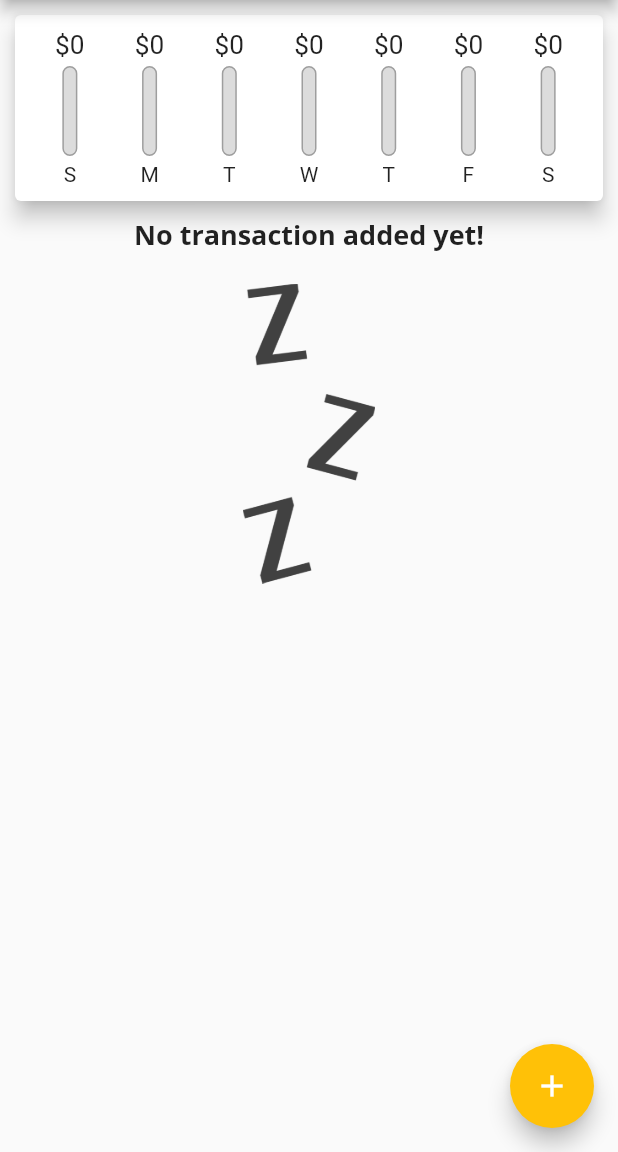
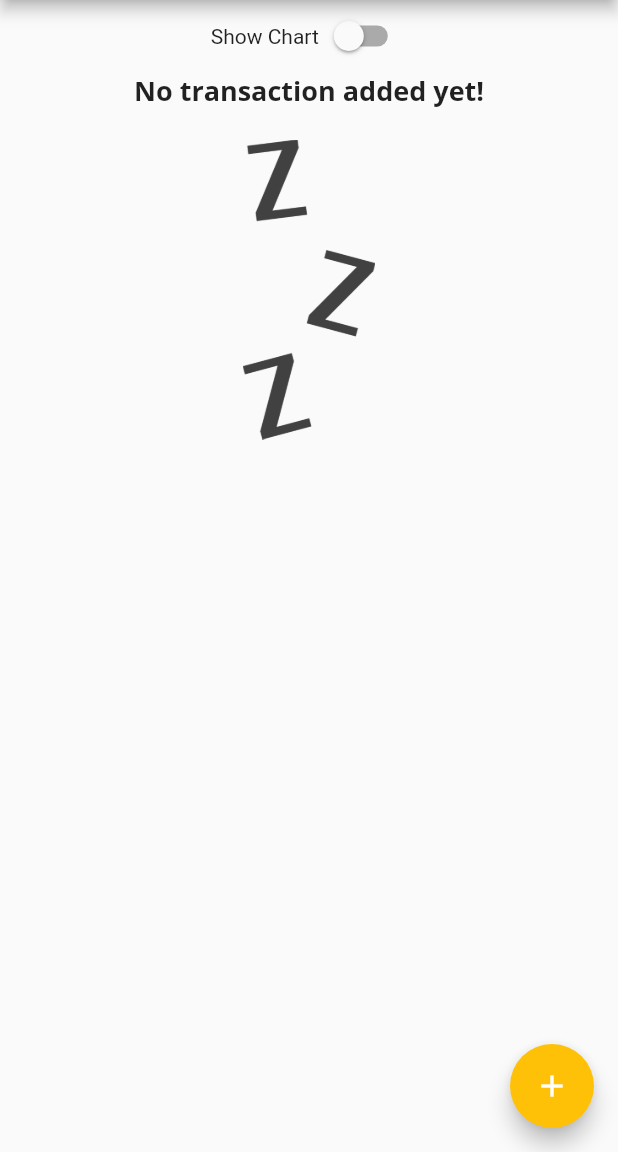
Before and after one commit to meer-habib-dev/expense_tracker_flutter, a Flutter app: the screen it shows after launch, on a phone screen of 412 x 824 dp, the part 84-1236 px from its top. Run offline on Flutter 3.47's test engine with Material 2 defaults, Android fonts, the phone set to English and light mode, and no system bars; Roboto replaces fonts that are missing (Open Sans).

Commit message:
first commit

```diff
--- a/lib/main.dart
+++ b/lib/main.dart
@@ -1,4 +1,5 @@
 import 'package:flutter/material.dart';
+import 'package:flutter/services.dart';
 
 import './widgets/new_transaction.dart';
 import './widgets/chart.dart';
@@ -6,6 +7,11 @@ import './widgets/transaction_list.dart';
 import './models/transaction.dart';
 
 void main() {
+  // WidgetsFlutterBinding.ensureInitialized();
+  // SystemChrome.setPreferredOrientations([
+  //   DeviceOrientation.portraitUp,
+  //   DeviceOrientation.portraitDown,
+  // ]);
   runApp(const MyApp());
 }
 
@@ -23,11 +29,11 @@ class MyApp extends StatelessWidget {
               ColorScheme.fromSwatch().copyWith(secondary: Colors.amber),
           fontFamily: 'Quicksand',
           textTheme: ThemeData.light().textTheme.copyWith(
-              titleLarge: TextStyle(
+              titleLarge: const TextStyle(
                   fontFamily: 'OpenSans',
                   fontWeight: FontWeight.bold,
                   fontSize: 18)),
-          appBarTheme: AppBarTheme(
+          appBarTheme: const AppBarTheme(
               titleTextStyle: TextStyle(fontFamily: 'OpenSans', fontSize: 20))),
       home: MyHomePage(),
     );
@@ -35,7 +41,7 @@ class MyApp extends StatelessWidget {
 }
 
 class MyHomePage extends StatefulWidget {
-  MyHomePage({super.key});
+  const MyHomePage({super.key});
   @override
   _MyHomePageState createState() => _MyHomePageState();
 }
@@ -50,6 +56,7 @@ class _MyHomePageState extends State<MyHomePage> {
     //     amount: 16.53,
     //     date: DateTime.now())
   ];
+  bool _showChart = false;
   List<Transaction> get _recentTransactions {
     return _userTransaction.where((tx) {
       return tx.date.isAfter(
@@ -88,32 +95,55 @@ class _MyHomePageState extends State<MyHomePage> {
 
   @override
   Widget build(BuildContext context) {
-    return Scaffold(
-      appBar: AppBar(
+    final appbar = AppBar(
       backgroundColor: Theme.of(context).primaryColor,
       title: const Text(
         'Personal Expenses',
         style: TextStyle(fontFamily: 'Open Sans'),
       ),
       actions: <Widget>[
-          IconButton(
-              onPressed: () => _addNewTrnx(context), icon: Icon(Icons.add))
+        IconButton(onPressed: () => _addNewTrnx(context), icon: Icon(Icons.add))
       ],
-      ),
+    );
+    return Scaffold(
+      appBar: appbar,
       body: SingleChildScrollView(
         child: Column(
           mainAxisAlignment: MainAxisAlignment.start,
           crossAxisAlignment: CrossAxisAlignment.stretch,
           children: <Widget>[
-            SizedBox(
+            Row(
+              mainAxisAlignment: MainAxisAlignment.center,
+              children: <Widget>[
+                Text('Show Chart'),
+                Switch(
+                    value: _showChart,
+                    onChanged: (val) {
+                      setState(() {
+                        _showChart = val;
+                      });
+                    })
+              ],
+            ),
+            _showChart
+                ? SizedBox(
                     width: double.infinity,
+                    height: (MediaQuery.of(context).size.height -
+                            appbar.preferredSize.height -
+                            MediaQuery.of(context).padding.top) *
+                        0.3,
                     child: Chart(_recentTransactions),
-            ),
-            TransactionList(_userTransaction, _removeTransaction)
+                  )
+                : SizedBox(
+                    height: (MediaQuery.of(context).size.height -
+                            appbar.preferredSize.height -
+                            MediaQuery.of(context).padding.top) *
+                        0.7,
+                    child:
+                        TransactionList(_userTransaction, _removeTransaction))
           ],
         ),
       ),
-      // floatingActionButtonLocation: FloatingActionButtonLocation.,
       floatingActionButton: FloatingActionButton(
         onPressed: () => _addNewTrnx(context),
         child: Icon(Icons.add),
--- a/lib/widgets/chart.dart
+++ b/lib/widgets/chart.dart
@@ -77,6 +77,7 @@ class Chart extends StatelessWidget {
                         : (data['amount'] as double) / totalSpending));
           }).toList(),
         ),
-        ));
+      ),
+    );
   }
 }
--- a/lib/widgets/chart_bar.dart
+++ b/lib/widgets/chart_bar.dart
@@ -11,19 +11,20 @@ class Chart_Bar extends StatelessWidget {
 
   @override
   Widget build(BuildContext context) {
+    return LayoutBuilder(builder: (ctx, contstrans) {
       return Column(
         children: <Widget>[
           Container(
-          height: 20,
+            height: contstrans.maxHeight * 0.15,
             child: FittedBox(
               child: Text('\$${spendingAmount.toStringAsFixed(0)}'),
             ),
           ),
           SizedBox(
-          height: 4,
+            height: contstrans.maxHeight * 0.05,
           ),
           Container(
-          height: 60,
+            height: contstrans.maxHeight * 0.6,
             width: 10,
             child: Stack(
               children: <Widget>[
@@ -47,10 +48,11 @@ class Chart_Bar extends StatelessWidget {
             ),
           ),
           SizedBox(
-          height: 4,
+            height: contstrans.maxHeight * 0.05,
           ),
-        Text(label)
+          Container(height: contstrans.maxHeight * 0.15, child: Text(label))
         ],
       );
+    });
   }
 }
--- a/lib/widgets/transaction_list.dart
+++ b/lib/widgets/transaction_list.dart
@@ -11,9 +11,7 @@ class TransactionList extends StatelessWidget {
 
   @override
   Widget build(BuildContext context) {
-    return SizedBox(
-        height: 450,
-        child: transactions.isEmpty
+    return transactions.isEmpty
         ? Column(
             children: <Widget>[
               Text(
@@ -49,11 +47,10 @@ class TransactionList extends StatelessWidget {
                     transactions[index].title,
                     style: Theme.of(context).textTheme.titleLarge,
                   ),
-                      subtitle: Text(
-                          DateFormat.yMMMd().format(transactions[index].date)),
+                  subtitle:
+                      Text(DateFormat.yMMMd().format(transactions[index].date)),
                   trailing: IconButton(
-                        onPressed: () =>
-                            removeTransaction(transactions[index].id),
+                    onPressed: () => removeTransaction(transactions[index].id),
                     icon: Icon(Icons.delete),
                     color: Theme.of(context).colorScheme.error,
                   ),
@@ -92,6 +89,6 @@ class TransactionList extends StatelessWidget {
               // );
             },
             itemCount: transactions.length,
-              ));
+          );
   }
 }
```
Lines whose indentation alone changed are shown as unchanged.
